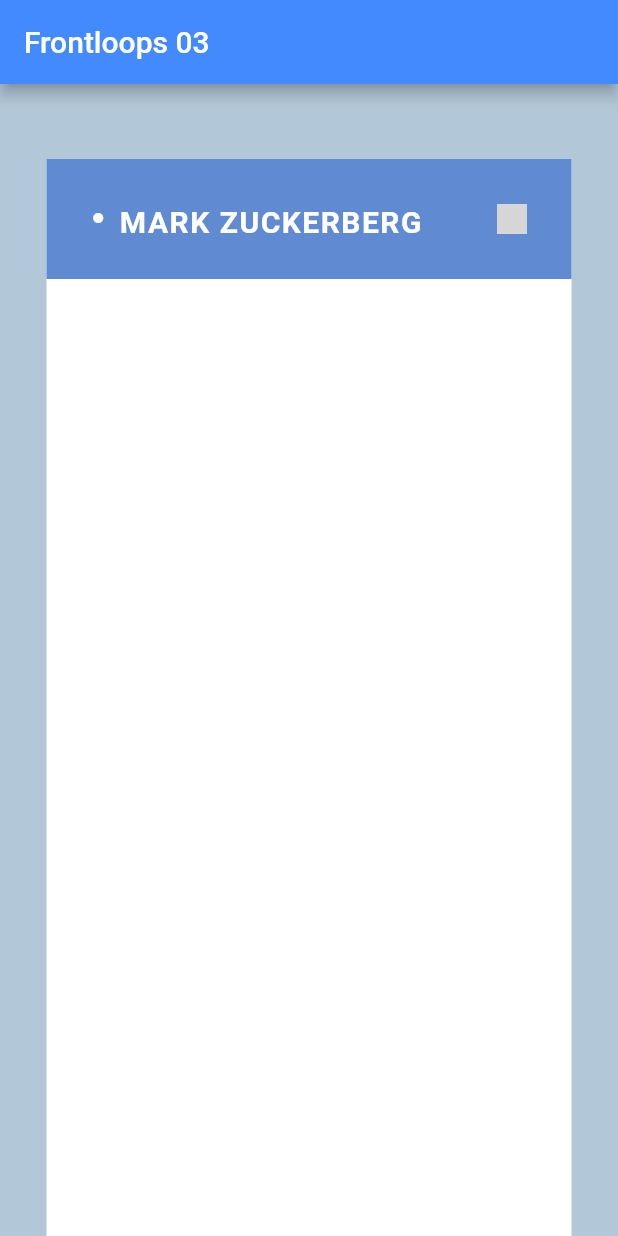
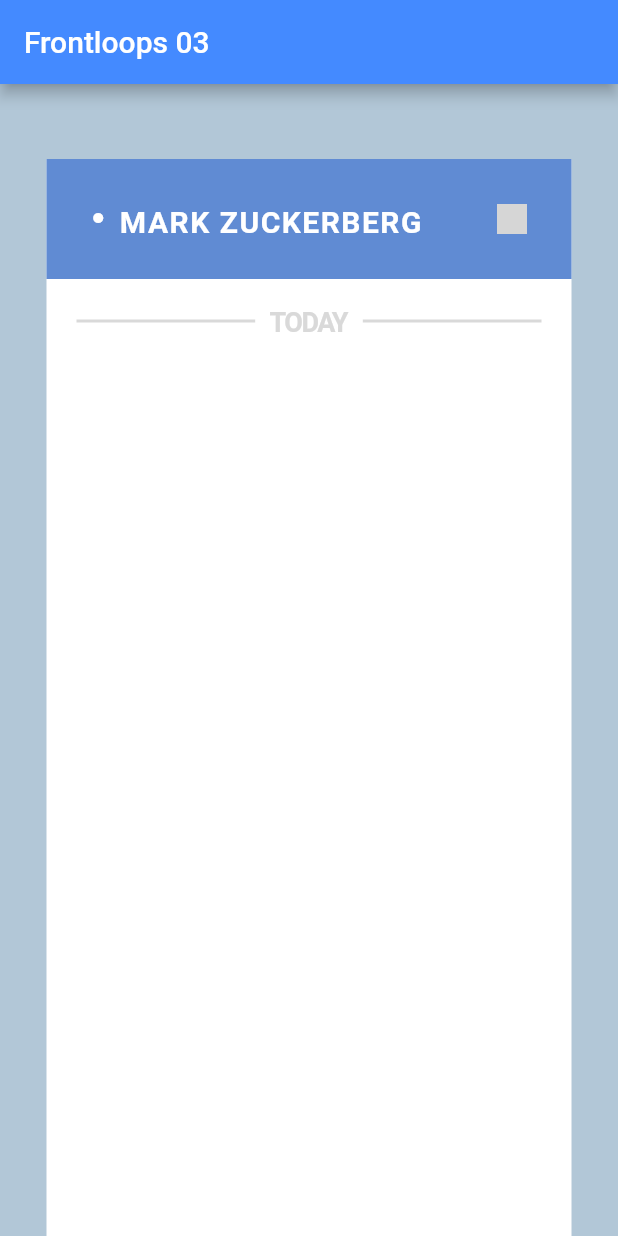
Before and after one commit to sparklaunch/Frontloops_03, a Flutter app: the screen it shows after launch, on a phone screen of 412 x 824 dp. Run offline on Flutter 3.47's test engine with Material 2 defaults, Android fonts, the phone set to English and light mode, and no system bars; grey boxes are pictures that could not be loaded.

Commit message:
add date divider

```diff
--- /dev/null
+++ b/lib/DateDivider.dart
@@ -0,0 +1,37 @@
+import "package:flutter/material.dart";
+
+import "./constants.dart";
+
+class DateDivider extends StatelessWidget {
+  final String text;
+  DateDivider({this.text});
+  @override
+  Widget build(BuildContext context) {
+    return Column(
+      children: [
+        Divider(
+          thickness: 2.0,
+          color: kDateDividerColor,
+        ),
+        Transform.translate(
+          offset: Offset(0, -18),
+          child: Container(
+            color: Colors.white,
+            padding: EdgeInsets.symmetric(
+              horizontal: 10.0,
+            ),
+            child: Text(
+              this.text,
+              style: TextStyle(
+                fontSize: 18.0,
+                color: kDateDividerColor,
+                fontWeight: FontWeight.bold,
+                letterSpacing: -1.0,
+              ),
+            ),
+          ),
+        ),
+      ],
+    );
+  }
+}
--- /dev/null
+++ b/lib/MessengerBody.dart
@@ -0,0 +1,18 @@
+import "package:flutter/material.dart";
+import 'package:frontloops_03/constants.dart';
+
+import "./DateDivider.dart";
+
+class MessengerBody extends StatelessWidget {
+  @override
+  Widget build(BuildContext context) {
+    return Padding(
+      padding: const EdgeInsets.all(kMessengerBodyPadding),
+      child: Column(
+        children: [
+          DateDivider(text: "TODAY"),
+        ],
+      ),
+    );
+  }
+}
--- a/lib/MessengerContainer.dart
+++ b/lib/MessengerContainer.dart
@@ -1,6 +1,7 @@
 import "package:flutter/material.dart";
 
 import "./MessengerTitle.dart";
+import "./MessengerBody.dart";
 
 import "./constants.dart";
 
@@ -15,6 +16,7 @@ class MessengerContainer extends StatelessWidget {
         child: Column(
           children: [
             MessengerTitle(),
+            MessengerBody(),
           ],
         ),
       ),
--- a/lib/constants.dart
+++ b/lib/constants.dart
@@ -8,6 +8,7 @@ const Color kAppBarColor = Colors.blueAccent;
 const Color kContainerColor = Colors.white;
 const Color kMessengerTitleColor = Color.fromRGBO(96, 139, 211, 1);
 const Color kMessengerTitleTextColor = Colors.white;
+const Color kDateDividerColor = Color.fromRGBO(217, 217, 217, 1);
 
 const double kMessengerTitlePadding = 30.0;
 const double kMessengerFontSize = 20.0;
@@ -16,6 +17,7 @@ const double kMessengerTitleIconSize = 8.0;
 const double kMessengerTitleHeight = 80.0;
 const double kContainerTopMargin = 50.0;
 const double kContainerWidth = 350.0;
+const double kMessengerBodyPadding = 20.0;
 
 final Widget kCloseButtonImage = Image.asset(
   "./assets/images/close.png",
```
